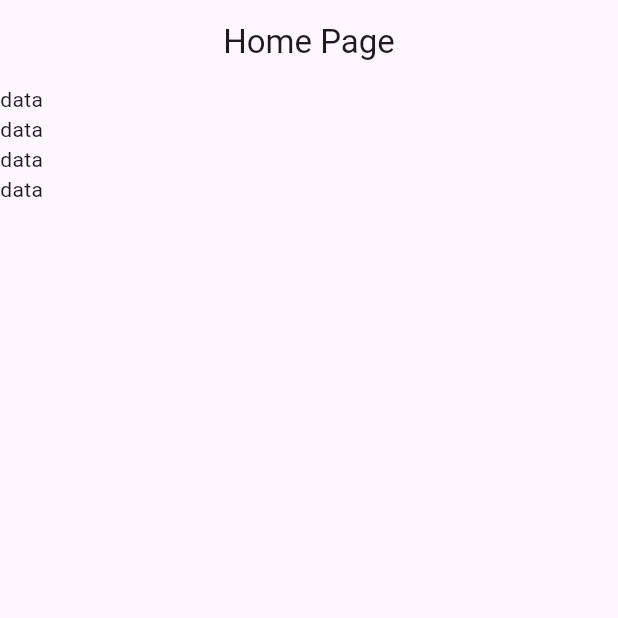
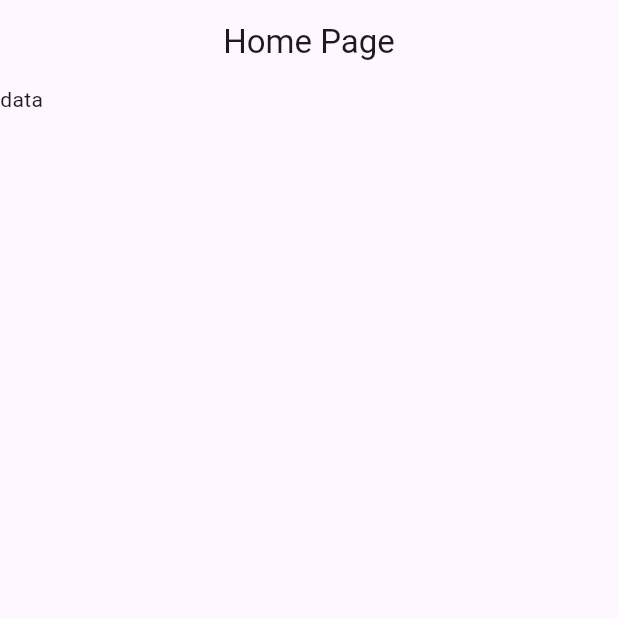
Before and after one commit to fahimshahariar09/medical_store, a Flutter app: the screen it shows after launch, on a phone screen of 412 x 824 dp, the top half of it. Run offline on Flutter 3.47's test engine with Material 3 defaults, Android fonts, the phone set to English and light mode, and no system bars.

Commit message:
first commit

```diff
--- a/lib/view/screen/home_page.dart
+++ b/lib/view/screen/home_page.dart
@@ -13,9 +13,7 @@ class HomePage extends StatelessWidget {
       body: Column(
         children: [
           Text("data"),
-          Text("data"),
-          Text("data"),
-          Text("data"),
+
         ],
       ),
     );
```
